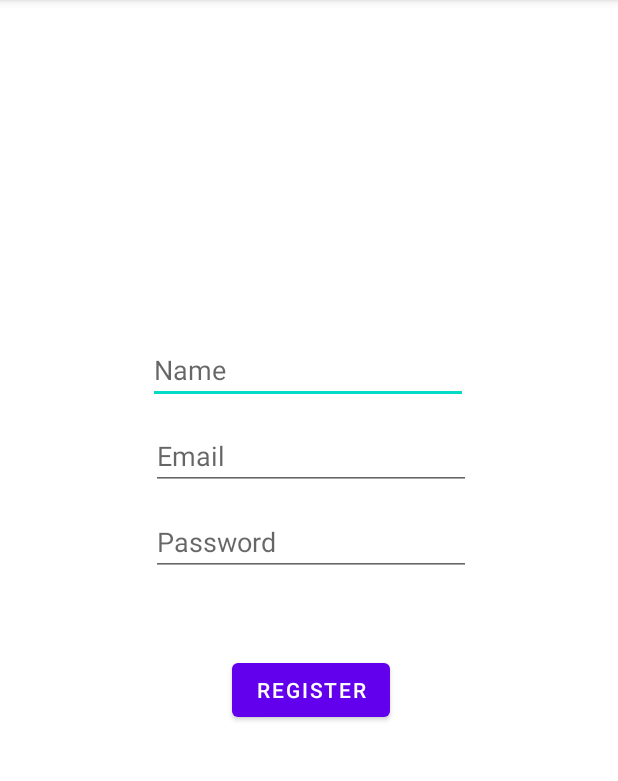
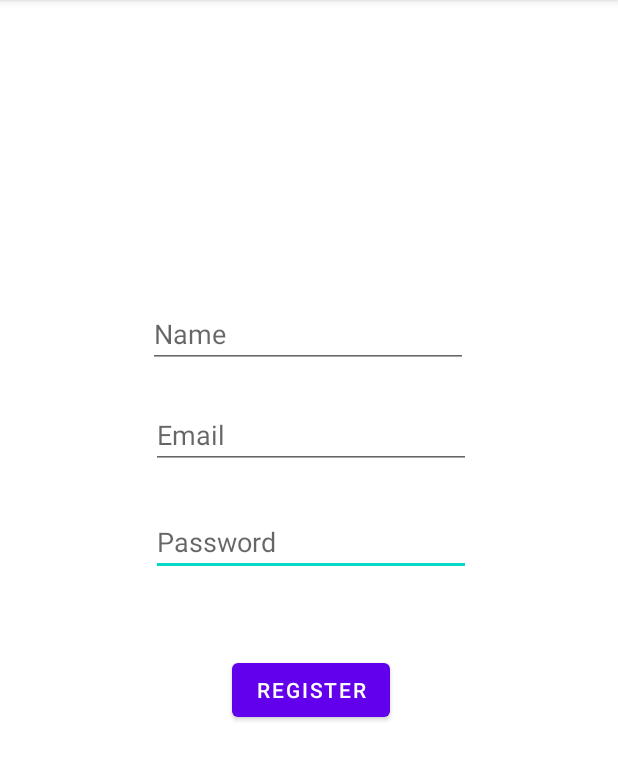
Before and after one commit to Joshevanch/jmart-android, an Android app: the RegisterActivity screen opened directly, with no data from a screen before it, after a tap on "REGISTER", on a phone screen of 412 x 824 dp, the part 84-865 px from its top. Run offline under Robolectric (Android 15) with nearby library versions, the phone set to English and light mode, and no system bars; our stand-ins replace Volley; network calls fail.

Commit message:
Tambahan CS Modul 9

```diff
--- a/app/src/main/AndroidManifest.xml
+++ b/app/src/main/AndroidManifest.xml
@@ -2,7 +2,7 @@
 <manifest xmlns:android="http://schemas.android.com/apk/res/android"
     xmlns:tools="http://schemas.android.com/tools"
     package="joshevanJmartFA.jmart_android">
-    <uses-permission android:name="android.permission.INTERNET"/>
+    <uses-permission android:name="android.permission.INTERNET" />
     <application
         android:allowBackup="true"
         android:icon="@mipmap/ic_launcher"
--- a/app/src/main/java/joshevanJmartFA/jmart_android/LoginActivity.java
+++ b/app/src/main/java/joshevanJmartFA/jmart_android/LoginActivity.java
@@ -62,7 +62,7 @@ public class LoginActivity extends AppCompatActivity {
                         }
                         catch (JSONException e) {
                             e.printStackTrace();
-                            Toast.makeText(LoginActivity.this, "Login Error", Toast.LENGTH_SHORT);
+                            Toast.makeText(LoginActivity.this, "Login Error", Toast.LENGTH_SHORT).show();
                         }
                     }
                 };
--- a/app/src/main/java/joshevanJmartFA/jmart_android/RegisterActivity.java
+++ b/app/src/main/java/joshevanJmartFA/jmart_android/RegisterActivity.java
@@ -46,7 +46,7 @@ public class RegisterActivity extends AppCompatActivity {
                         }
                         catch (JSONException e) {
                             e.printStackTrace();
-                            Toast.makeText(RegisterActivity.this, "Register Error", Toast.LENGTH_SHORT);
+                            Toast.makeText(RegisterActivity.this, "Register Error", Toast.LENGTH_SHORT).show();
                         }
                     }
                 };
@@ -56,8 +56,8 @@ public class RegisterActivity extends AppCompatActivity {
                         Toast.makeText(RegisterActivity.this, "System Error", Toast.LENGTH_SHORT).show();
                     }
                 };
-                RegisterRequest registerRequest = new RegisterRequest(nameRegister.getText().toString()
-                        , emailRegister.getText().toString(), passwordRegister.getText().toString(), responseListener, errorListener);
+                System.out.println("nameRegister.getText().toString()");
+                RegisterRequest registerRequest = new RegisterRequest(nameRegister.getText().toString(), emailRegister.getText().toString(), passwordRegister.getText().toString(), responseListener, errorListener);
                 RequestQueue requestQueue = Volley.newRequestQueue(RegisterActivity.this);
                 requestQueue.add (registerRequest);
             }
--- a/app/src/main/java/joshevanJmartFA/jmart_android/request/LoginRequest.java
+++ b/app/src/main/java/joshevanJmartFA/jmart_android/request/LoginRequest.java
@@ -18,7 +18,7 @@ public class LoginRequest extends StringRequest {
         params.put("password", password);
     }
     public Map<String, String> getParams(){
-        return this.params;
+        return params;
     }
 
 }
--- a/app/src/main/java/joshevanJmartFA/jmart_android/request/RegisterRequest.java
+++ b/app/src/main/java/joshevanJmartFA/jmart_android/request/RegisterRequest.java
@@ -13,13 +13,13 @@ public class RegisterRequest extends StringRequest {
     public RegisterRequest(String name, String email, String password,
                            Response.Listener<String> listener, Response.ErrorListener errorListener)
     {
-        super(Request.Method.POST, URL, listener, errorListener);
+        super(Method.POST, URL, listener, errorListener);
         params = new HashMap<>();
         params.put("name", name);
         params.put("email", email);
         params.put("password", password);
     }
-    public Map<String, String> params(){
-        return this.params;
+    public Map<String, String> getParams(){
+        return params;
     }
 }
--- a/app/src/main/java/joshevanJmartFA/jmart_android/request/RequestFactory.java
+++ b/app/src/main/java/joshevanJmartFA/jmart_android/request/RequestFactory.java
@@ -6,7 +6,7 @@ import java.util.Map;
 
 public class RequestFactory {
     private static final String URL_FORMAT_ID = "http://10.0.2.2:8080/%s/%d";
-    private static final String URL_FORMAT_PAGE = "http://10.0.2.2:8080%s/page";
+    private static final String URL_FORMAT_PAGE = "http://10.0.2.2:8080/%s/page";
     public static StringRequest getById
             (
                     String parentURI,
--- a/app/src/main/res/layout/activity_login.xml
+++ b/app/src/main/res/layout/activity_login.xml
@@ -36,7 +36,7 @@
         android:layout_width="wrap_content"
         android:layout_height="wrap_content"
         android:layout_marginTop="228dp"
-        android:text="@string/button"
+        android:text="Login"
         app:layout_constraintEnd_toEndOf="parent"
         app:layout_constraintHorizontal_bias="0.498"
         app:layout_constraintStart_toStartOf="parent"
--- a/app/src/main/res/layout/activity_register.xml
+++ b/app/src/main/res/layout/activity_register.xml
@@ -5,32 +5,6 @@
     android:layout_width="match_parent"
     android:layout_height="match_parent"
     tools:context=".RegisterActivity">
-
-    <EditText
-        android:id="@+id/nameRegister"
-        android:layout_width="wrap_content"
-        android:layout_height="wrap_content"
-        android:layout_marginBottom="12dp"
-        android:ems="10"
-        android:hint="@string/nameRegister"
-        android:inputType="textPersonName"
-        app:layout_constraintBottom_toTopOf="@+id/emailRegister"
-        app:layout_constraintEnd_toEndOf="parent"
-        app:layout_constraintHorizontal_bias="0.497"
-        app:layout_constraintStart_toStartOf="parent" />
-
-    <EditText
-        android:id="@+id/emailRegister"
-        android:layout_width="wrap_content"
-        android:layout_height="wrap_content"
-        android:layout_marginBottom="12dp"
-        android:ems="10"
-        android:hint="@string/emailRegister"
-        android:inputType="textEmailAddress"
-        app:layout_constraintBottom_toTopOf="@+id/passwordRegister"
-        app:layout_constraintEnd_toEndOf="parent"
-        app:layout_constraintHorizontal_bias="0.507"
-        app:layout_constraintStart_toStartOf="parent" />
 
     <EditText
         android:id="@+id/passwordRegister"
@@ -56,4 +30,34 @@
         app:layout_constraintHorizontal_bias="0.504"
         app:layout_constraintStart_toStartOf="parent" />
 
+    <EditText
+        android:id="@+id/nameRegister"
+        android:layout_width="wrap_content"
+        android:layout_height="wrap_content"
+        android:layout_marginBottom="67dp"
+        android:ems="10"
+        android:hint="Name"
+        android:inputType="textPersonName"
+        app:layout_constraintBottom_toBottomOf="@+id/emailRegister"
+        app:layout_constraintEnd_toEndOf="parent"
+        app:layout_constraintHorizontal_bias="0.497"
+        app:layout_constraintStart_toStartOf="parent"
+        app:layout_constraintTop_toTopOf="parent"
+        app:layout_constraintVertical_bias="1.0" />
+
+    <EditText
+        android:id="@+id/emailRegister"
+        android:layout_width="wrap_content"
+        android:layout_height="wrap_content"
+        android:layout_marginBottom="12dp"
+        android:ems="10"
+        android:hint="@string/emailRegister"
+        android:inputType="textEmailAddress"
+        app:layout_constraintBottom_toTopOf="@+id/passwordRegister"
+        app:layout_constraintEnd_toEndOf="parent"
+        app:layout_constraintHorizontal_bias="0.507"
+        app:layout_constraintStart_toStartOf="parent"
+        app:layout_constraintTop_toTopOf="parent"
+        app:layout_constraintVertical_bias="0.951" />
+
 </androidx.constraintlayout.widget.ConstraintLayout>
```
